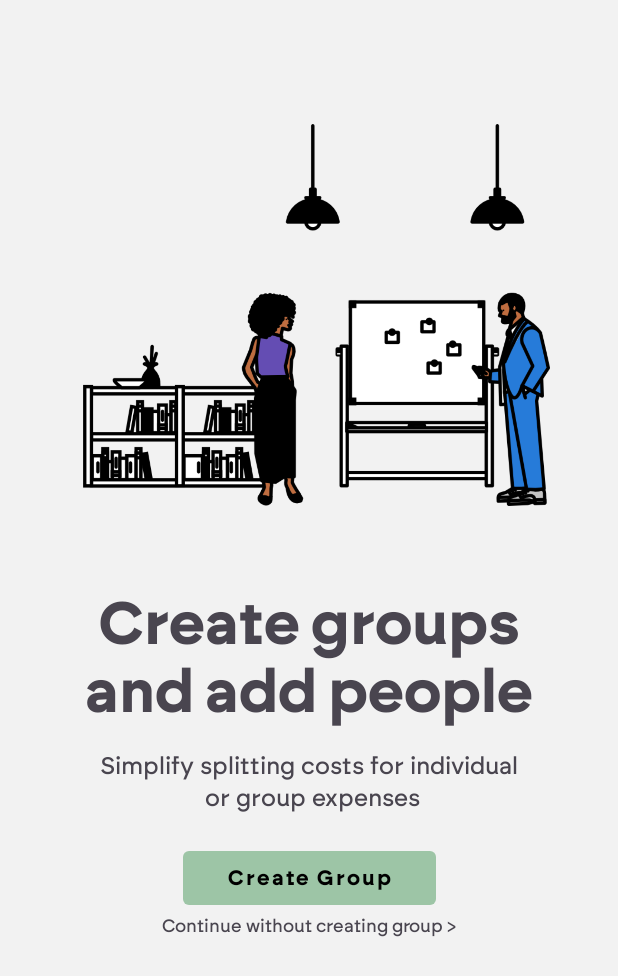
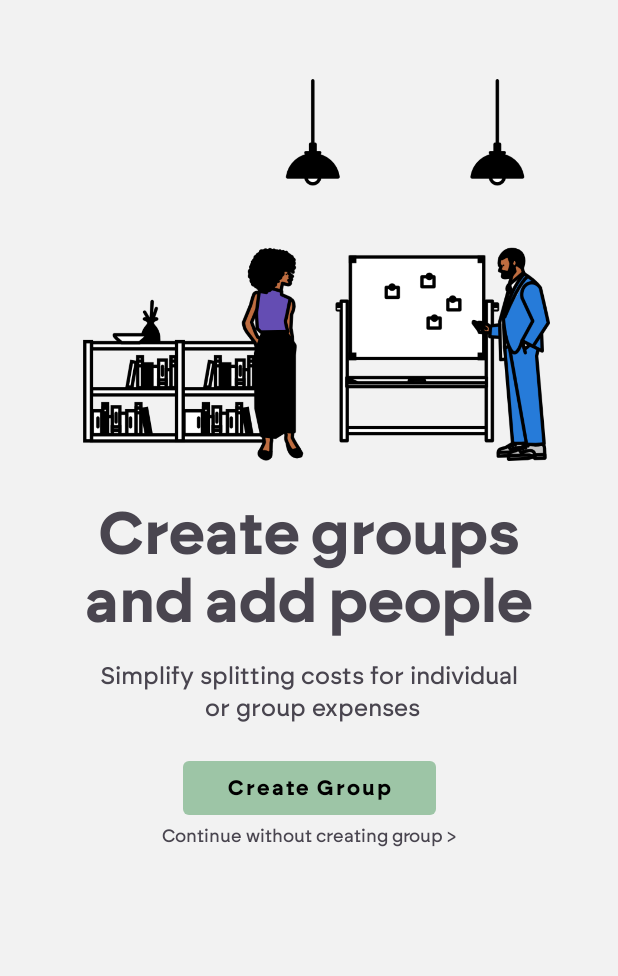
Before and after one commit to Obehi234/SikaMe_Android, an Android app: the fragment OnboardingFragment shown on its own in the app's theme, on a phone screen of 412 x 824 dp. Shown: the top 976 px of the screen. Run offline under Robolectric (Android 15) with nearby library versions, the phone set to English and light mode, and no system bars.

```diff
--- a/app/src/main/res/layout/fragment_onboarding.xml
+++ b/app/src/main/res/layout/fragment_onboarding.xml
@@ -11,7 +11,7 @@
     <ImageView
         android:id="@+id/ivOnbordingImage"
         android:layout_width="match_parent"
-        android:layout_height="@dimen/height_360dp"
+        android:layout_height="@dimen/height_300dp"
         android:padding="@dimen/padding_15dp"
         android:src="@drawable/home"
         app:layout_constraintEnd_toEndOf="parent"
--- a/app/src/main/res/values/dimens.xml
+++ b/app/src/main/res/values/dimens.xml
@@ -12,4 +12,5 @@
     <dimen name="text_12sp">12sp</dimen>
     <dimen name="height_360dp">360dp</dimen>
     <dimen name="text_16sp">16sp</dimen>
+    <dimen name="height_300dp">300dp</dimen>
 </resources>
```
Also changed, not shown: app/src/main/java/com/example/sikeme_appl/fragmentScreens/CreateGroupFragment.kt (added, +21 -0 lines), app/src/main/res/layout/fragment_create_group.xml (added, +14 -0 lines).
